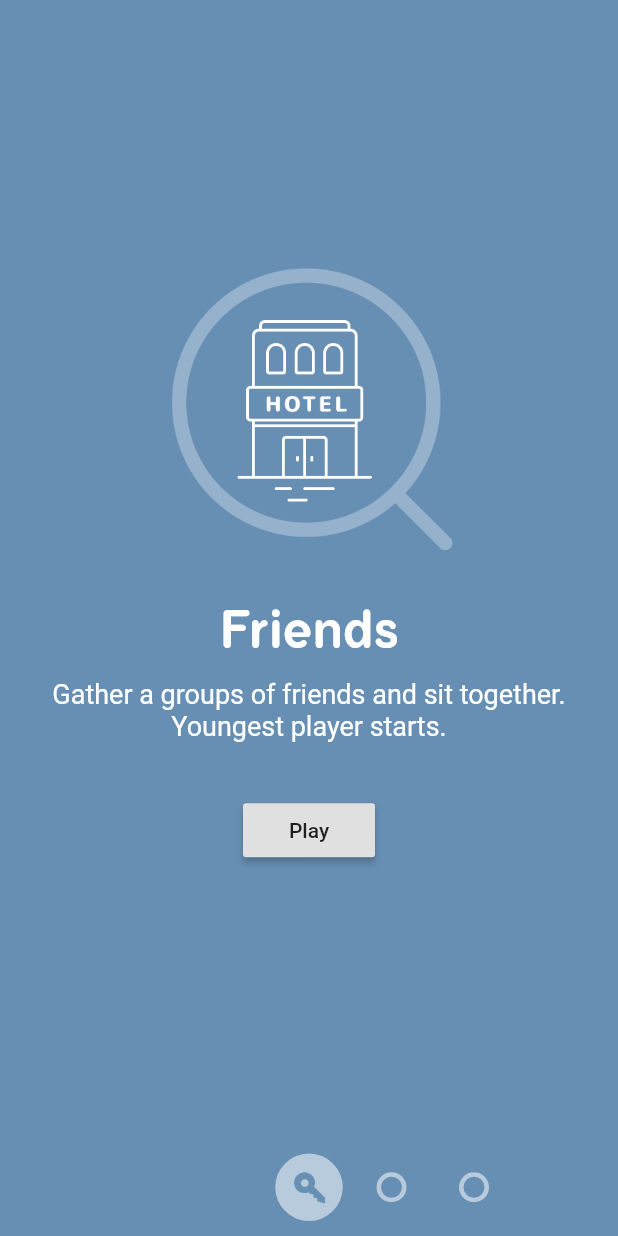
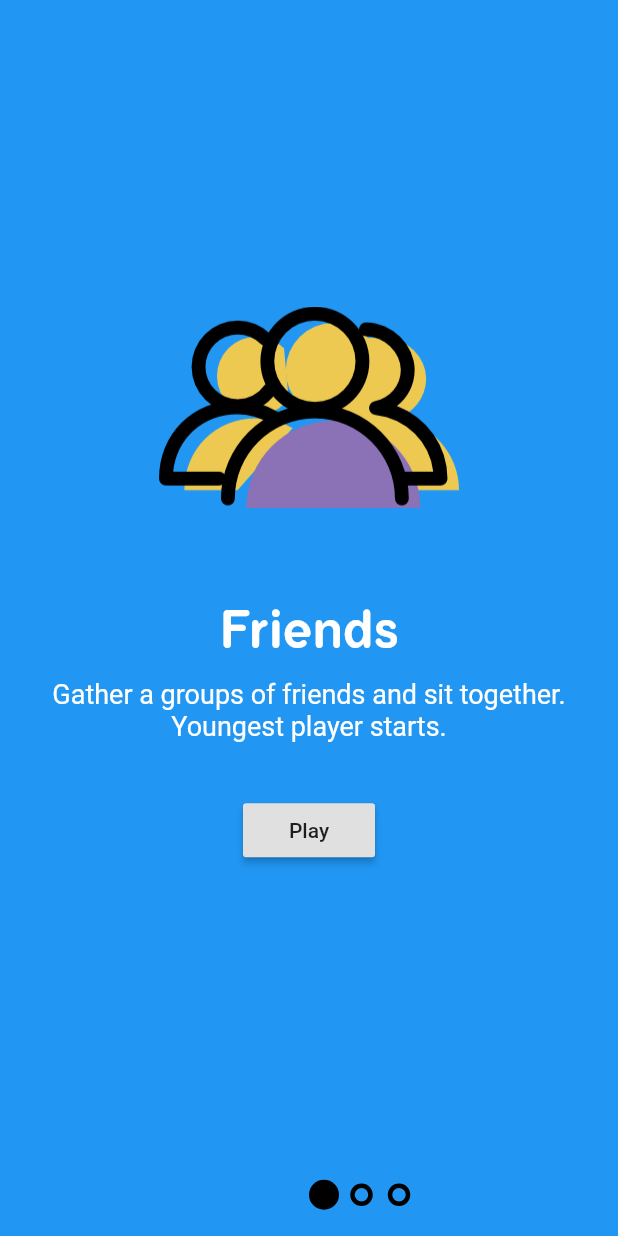
Before and after one commit to vintage/party_flutter, a Flutter app: the screen it shows after launch, on a phone screen of 412 x 824 dp. Run offline on Flutter 3.47's test engine with Material 2 defaults, Android fonts, the phone set to English and light mode, and no system bars; our stand-ins replace shared_preferences.

Commit message:
Style the tutorial page, make it more gentle

```diff
--- a/lib/components/reveal/pager_indicator.dart
+++ b/lib/components/reveal/pager_indicator.dart
@@ -29,14 +29,11 @@ class PagerIndicator extends StatelessWidget {
         percentActive = 0.0;
       }
 
-      bool isHollow = i > viewModel.activeIndex ||
-          (i == viewModel.activeIndex &&
-              viewModel.slideDirection == SlideDirection.leftToRight);
+      bool isHollow = i != viewModel.activeIndex;
 
       bubbles.add(
         new PageBubble(
           viewModel: new PageBubbleViewModel(
-            page.iconAssetPath,
             page.color,
             isHollow,
             percentActive,
@@ -45,7 +42,7 @@ class PagerIndicator extends StatelessWidget {
       );
     }
 
-    final BUBBLE_WIDTH = 55.0;
+    final BUBBLE_WIDTH = 35.0;
     final baseTranslation =
         ((viewModel.pages.length * BUBBLE_WIDTH) / 2) - (BUBBLE_WIDTH / 2);
     var translation = baseTranslation - (viewModel.activeIndex * BUBBLE_WIDTH);
@@ -99,32 +96,25 @@ class PageBubble extends StatelessWidget {
 
   @override
   Widget build(BuildContext context) {
+    Color color = Colors.black;
+
     return new Container(
-      width: 55.0,
-      height: 65.0,
+      width: 25.0,
+      height: 55.0,
       child: new Center(
         child: new Container(
-          width: lerpDouble(20.0, 45.0, viewModel.activePercent),
-          height: lerpDouble(20.0, 45.0, viewModel.activePercent),
+          width: lerpDouble(15.0, 20.0, viewModel.activePercent),
+          height: lerpDouble(15.0, 20.0, viewModel.activePercent),
           decoration: new BoxDecoration(
             shape: BoxShape.circle,
             color: viewModel.isHollow
-                ? const Color(0x88FFFFFF)
-                    .withAlpha((0x88 * viewModel.activePercent).round())
-                : const Color(0x88FFFFFF),
+                ? color.withOpacity(viewModel.activePercent)
+                : color,
             border: new Border.all(
               color: viewModel.isHollow
-                  ? const Color(0x88FFFFFF).withAlpha(
-                      (0x88 * (1.0 - viewModel.activePercent)).round())
+                  ? color.withOpacity(1 - viewModel.activePercent)
                   : Colors.transparent,
               width: 3.0,
-            ),
-          ),
-          child: new Opacity(
-            opacity: viewModel.activePercent,
-            child: new Image.asset(
-              viewModel.iconAssetPath,
-              color: viewModel.color,
             ),
           ),
         ),
@@ -134,13 +124,11 @@ class PageBubble extends StatelessWidget {
 }
 
 class PageBubbleViewModel {
-  final String iconAssetPath;
   final Color color;
   final bool isHollow;
   final double activePercent;
 
   PageBubbleViewModel(
-    this.iconAssetPath,
     this.color,
     this.isHollow,
     this.activePercent,
--- a/lib/components/reveal/pages.dart
+++ b/lib/components/reveal/pages.dart
@@ -1,28 +1,4 @@
 import 'package:flutter/material.dart';
-
-final pages = [
-  PageViewModel(
-    const Color(0xFF678FB4),
-    'assets/images/hotels.png',
-    'Friends',
-    'Gather a groups of friends and sit together. Youngest player starts.',
-    'assets/images/key.png',
-  ),
-  PageViewModel(
-    const Color(0xFF65B0B4),
-    'assets/images/banks.png',
-    'Category',
-    'Select the category and place the phone on forehead. Guess the word with friends help.',
-    'assets/images/wallet.png',
-  ),
-  PageViewModel(
-    const Color(0xFF9B90BC),
-    'assets/images/stores.png',
-    'Fun!',
-    'Tap the screen once if you want to pass, and tap it twice when correctly guessed. Good luck!',
-    'assets/images/shopping_cart.png',
-  ),
-];
 
 class Page extends StatelessWidget {
   final PageViewModel viewModel;
@@ -109,6 +85,7 @@ class Page extends StatelessWidget {
                   child: RaisedButton(
                     child: Text('Play'),
                     onPressed: onSkip,
+                    color: Theme.of(context).buttonColor,
                   )
                 ),
               ),
@@ -125,13 +102,11 @@ class PageViewModel {
   final String heroAssetPath;
   final String title;
   final String body;
-  final String iconAssetPath;
 
   PageViewModel(
     this.color,
     this.heroAssetPath,
     this.title,
     this.body,
-    this.iconAssetPath,
   );
 }
--- a/lib/screens/tutorial.dart
+++ b/lib/screens/tutorial.dart
@@ -84,8 +84,35 @@ class TutorialScreenState extends State<TutorialScreen>
     );
   }
 
+  List<PageViewModel> getPages(BuildContext context) {
+    final pages = [
+      PageViewModel(
+        Theme.of(context).primaryColor,
+        'assets/images/tutorial_1.png',
+        'Friends',
+        'Gather a groups of friends and sit together. Youngest player starts.',
+      ),
+      PageViewModel(
+        Theme.of(context).primaryColorDark,
+        'assets/images/tutorial_2.png',
+        'Category',
+        'Select the category and place the phone on forehead. Guess the word with friends help.',
+      ),
+      PageViewModel(
+        Theme.of(context).primaryColor,
+        'assets/images/tutorial_3.png',
+        'Fun!',
+        'Tap the screen once if you want to pass, and tap it twice when correctly guessed. Good luck!',
+      ),
+    ];
+
+    return pages;
+  }
+
   @override
   Widget build(BuildContext context) {
+    List<PageViewModel> pages = getPages(context);
+
     return new Scaffold(
       body: new Stack(
         children: [
```
Also changed, not shown: lib/main.dart (+0 -8 lines), assets/images/banks.png (deleted), assets/images/hotels.png (deleted), assets/images/key.png (deleted), assets/images/shopping_cart.png (deleted), assets/images/stores.png (deleted), assets/images/tutorial_1.png (added), assets/images/tutorial_2.png (added), assets/images/tutorial_3.png (added), assets/images/wallet.png (deleted).
